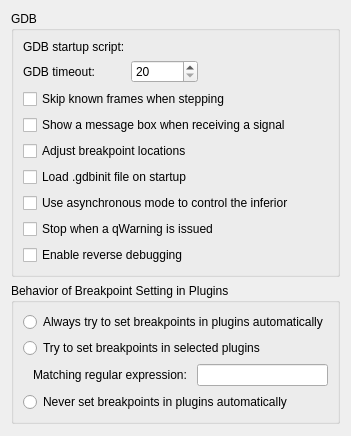
Qt form src/plugins/debugger/gdb/gdboptionspage.ui (qt-creator/qt-creator) before a commit.
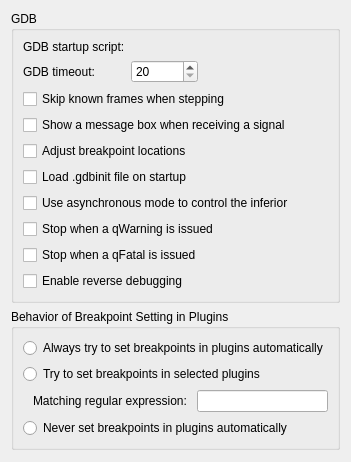
The same form after that commit. Custom widgets are drawn as their Qt base class.

Commit message:
debugger: Make "set breakpoint of qFatal" optional
This is mainly a workaround for cases where gdb crashes when setting
this breakpoint. It's unclear so far why this happens, but when it
happens, the debugger is basically useless, so there should be a
way to disable the "bad" feature.

Task-number: QTCREATORBUG-5275

Patch:
```diff
--- a/src/plugins/debugger/gdb/gdboptionspage.ui
+++ b/src/plugins/debugger/gdb/gdboptionspage.ui
@@ -130,6 +130,13 @@
        </widget>
       </item>
       <item row="8" column="0" colspan="2">
+       <widget class="QCheckBox" name="checkBoxBreakOnFatal">
+        <property name="text">
+         <string>Stop when a qFatal is issued</string>
+        </property>
+       </widget>
+      </item>
+      <item row="9" column="0" colspan="2">
        <widget class="QCheckBox" name="checkBoxEnableReverseDebugging">
         <property name="toolTip">
          <string>&lt;html&gt;&lt;head/&gt;&lt;body&gt;&lt;p&gt;Selecting this enables reverse debugging.&lt;/p&gt;&lt;.p&gt;&lt;b&gt;Note:&lt;/b&gt;This feature is very slow and unstable on the GDB side. It exhibits unpredictable behaviour when going backwards over system calls and is very likely to destroy your debugging session.&lt;/p&gt;&lt;body&gt;&lt;/html&gt;</string>
```
The commit also changes 4 other files.
